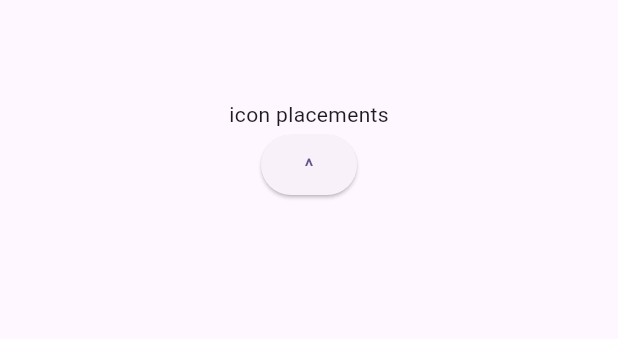
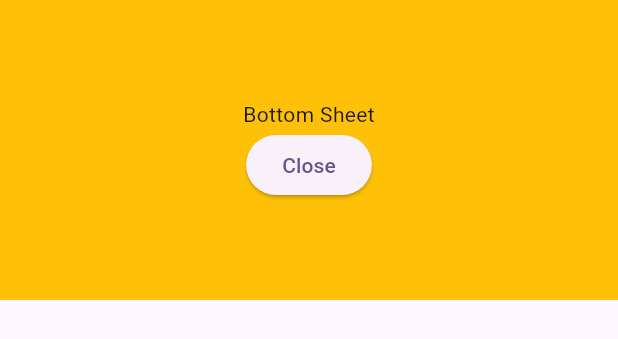
Before and after one commit to bens-schreiber/pushapp-2023, a Flutter app: the Menu widget shown alone on an empty page, opened directly, on a phone screen of 412 x 824 dp. Shown: the top 339 px of the screen. Run offline on Flutter 3.47's test engine with Material 2 defaults, Android fonts, the phone set to English and light mode, and no system bars.

Commit message:
Bottom bar with button (not scrollable)

```diff
--- a/frontend/lib/homeitems/slidingmenu/slideingmenu.dart
+++ b/frontend/lib/homeitems/slidingmenu/slideingmenu.dart
@@ -5,27 +5,32 @@ class MenuBar extends StatelessWidget {
 
   @override
   Widget build(BuildContext context) {
-    return Container(
-
+    return DraggableScrollableSheet(
+      builder: (context, ScrollController scrollController) =>
+          SingleChildScrollView(
+        controller: scrollController,
+        child: Menu(),
+      ),
     );
   }
 }
 
 class Menu extends StatelessWidget {
-  const Menu({super.key});
+  const Menu({Key? key});
 
   @override
   Widget build(BuildContext context) {
-    return SizedBox(
+    return Container(
       height: 200,
+      color: Colors.amber,
       child: Center(
         child: Column(
           mainAxisAlignment: MainAxisAlignment.center,
           mainAxisSize: MainAxisSize.min,
           children: <Widget>[
-            const Text("icon placements"),
+            const Text('Bottom Sheet'),
             ElevatedButton(
-              child: const Text('^'),
+              child: const Text('Close'),
               onPressed: () => Navigator.pop(context),
             ),
           ],
--- a/frontend/lib/main.dart
+++ b/frontend/lib/main.dart
@@ -15,6 +15,7 @@ class MyApp extends StatelessWidget {
         colorScheme: ColorScheme.fromSeed(seedColor: Colors.deepPurple),
         useMaterial3: true,
       ),
+      darkTheme: ThemeData.dark(),
       home: const Home()
     );
   }
```
Also changed, not shown: frontend/lib/homeitems/home.dart (+15 -1 lines).
